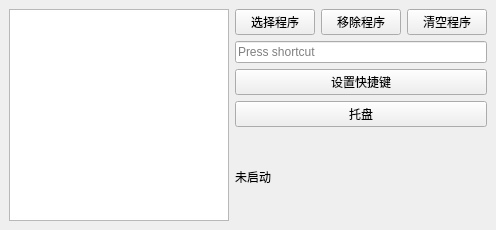
First picture: the form in mainwindow.ui, repository LeeViolet/hideWidget, before the edit.
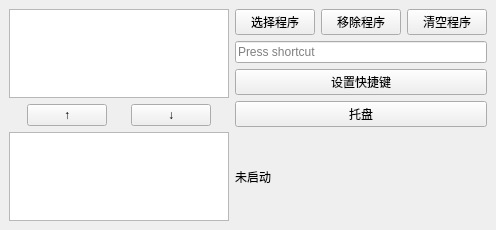
Second picture: the form after the edit.

Commit message: add temp exe list

The edit to the form file:
```diff
--- a/mainwindow.ui
+++ b/mainwindow.ui
@@ -16,11 +16,75 @@
   <widget class="QWidget" name="centralwidget">
    <layout class="QHBoxLayout" name="horizontalLayout">
     <item>
-     <widget class="QListView" name="listView">
-      <property name="editTriggers">
-       <set>QAbstractItemView::EditTrigger::NoEditTriggers</set>
-      </property>
-     </widget>
+     <layout class="QVBoxLayout" name="verticalLayout_2">
+      <item>
+       <widget class="QListView" name="listView">
+        <property name="editTriggers">
+         <set>QAbstractItemView::EditTrigger::NoEditTriggers</set>
+        </property>
+       </widget>
+      </item>
+      <item>
+       <layout class="QHBoxLayout" name="horizontalLayout_3">
+        <item>
+         <spacer name="horizontalSpacer">
+          <property name="orientation">
+           <enum>Qt::Orientation::Horizontal</enum>
+          </property>
+          <property name="sizeHint" stdset="0">
+           <size>
+            <width>40</width>
+            <height>20</height>
+           </size>
+          </property>
+         </spacer>
+        </item>
+        <item>
+         <widget class="QPushButton" name="btnUp">
+          <property name="text">
+           <string>↑</string>
+          </property>
+         </widget>
+        </item>
+        <item>
+         <spacer name="horizontalSpacer_3">
+          <property name="orientation">
+           <enum>Qt::Orientation::Horizontal</enum>
+          </property>
+          <property name="sizeHint" stdset="0">
+           <size>
+            <width>40</width>
+            <height>20</height>
+           </size>
+          </property>
+         </spacer>
+        </item>
+        <item>
+         <widget class="QPushButton" name="btnDown">
+          <property name="text">
+           <string>↓</string>
+          </property>
+         </widget>
+        </item>
+        <item>
+         <spacer name="horizontalSpacer_2">
+          <property name="orientation">
+           <enum>Qt::Orientation::Horizontal</enum>
+          </property>
+          <property name="sizeHint" stdset="0">
+           <size>
+            <width>40</width>
+            <height>20</height>
+           </size>
+          </property>
+         </spacer>
+        </item>
+       </layout>
+      </item>
+      <item>
+       <widget class="QListView" name="tempListView"/>
+      </item>
+     </layout>
     </item>
     <item>
      <layout class="QVBoxLayout" name="verticalLayout">
```
The commit also changes 2 other files.
